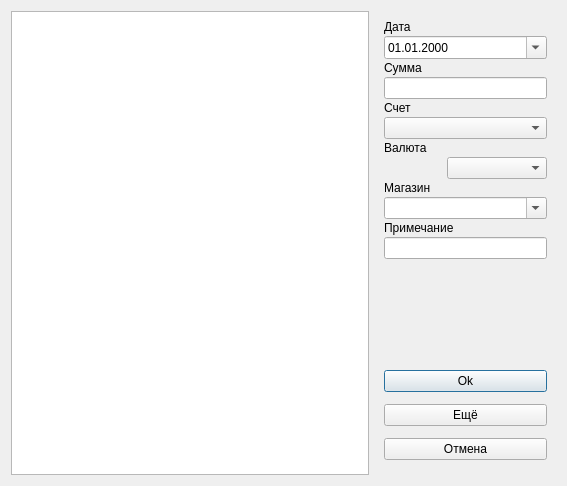
barmakuks/home-budget-git, file src/gui/forms/document-dialog.ui: the form before one commit.
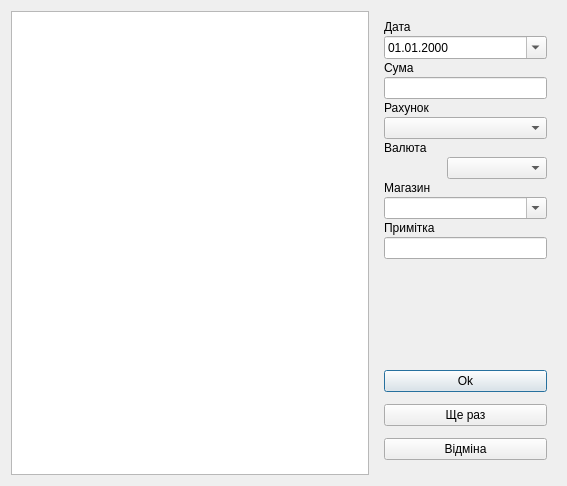
The form after the commit.

Patch:
```diff
--- a/src/gui/forms/document-dialog.ui
+++ b/src/gui/forms/document-dialog.ui
@@ -93,7 +93,7 @@
          <item>
           <widget class="QLabel" name="label">
            <property name="text">
-            <string>Сумма</string>
+            <string>Сума</string>
            </property>
           </widget>
          </item>
@@ -107,7 +107,7 @@
          <item>
           <widget class="QLabel" name="label_2">
            <property name="text">
-            <string>Счет</string>
+            <string>Рахунок</string>
            </property>
           </widget>
          </item>
@@ -154,7 +154,7 @@
          <item>
           <widget class="QLabel" name="label_6">
            <property name="text">
-            <string>Примечание</string>
+            <string>Примітка</string>
            </property>
           </widget>
          </item>
@@ -183,14 +183,14 @@
          <item>
           <widget class="QPushButton" name="moreButton">
            <property name="text">
-            <string>Ещё</string>
+            <string>Ще раз</string>
            </property>
           </widget>
          </item>
          <item>
           <widget class="QPushButton" name="cancelButton">
            <property name="text">
-            <string>Отмена</string>
+            <string>Відміна</string>
            </property>
           </widget>
          </item>
```
